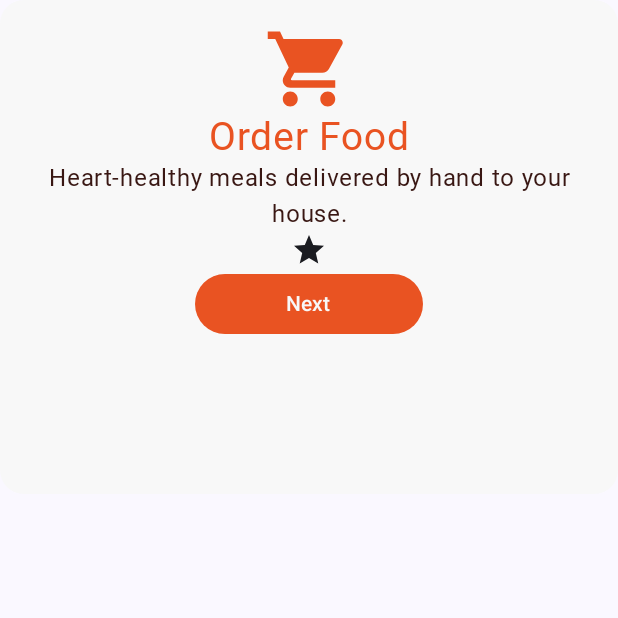
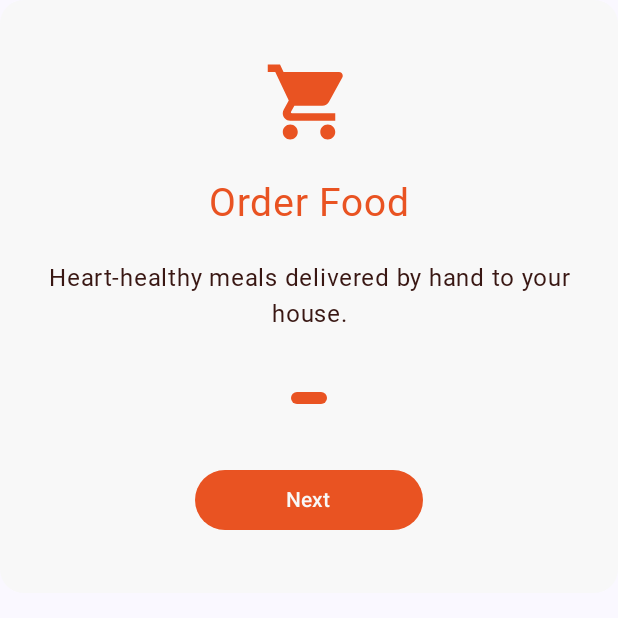
Before and after one commit to farazsidiqui2k23/EatsGo, an Android app built with Jetpack Compose: the composable BoardingMenu shown on its own in the app's theme, on a phone screen of 412 x 824 dp, the top half of it. Run offline under Robolectric (Android 15) with nearby library versions, the phone set to English and light mode, and no system bars; Roboto replaces fonts that are not available here.

Commit message:
Boarding Screen UI

```diff
--- a/app/src/main/java/com/example/eatsgo/ui_screens/BoardingScreen.kt
+++ b/app/src/main/java/com/example/eatsgo/ui_screens/BoardingScreen.kt
@@ -2,13 +2,18 @@ package com.example.eatsgo.ui_screens
 
 import androidx.compose.foundation.Image
 import androidx.compose.foundation.background
+import androidx.compose.foundation.layout.Arrangement
 import androidx.compose.foundation.layout.Box
 import androidx.compose.foundation.layout.Column
+import androidx.compose.foundation.layout.Row
 import androidx.compose.foundation.layout.fillMaxHeight
 import androidx.compose.foundation.layout.fillMaxSize
 import androidx.compose.foundation.layout.fillMaxWidth
+import androidx.compose.foundation.layout.height
 import androidx.compose.foundation.layout.padding
 import androidx.compose.foundation.layout.size
+import androidx.compose.foundation.layout.width
+import androidx.compose.foundation.shape.CircleShape
 import androidx.compose.foundation.shape.RoundedCornerShape
 import androidx.compose.material.icons.Icons
 import androidx.compose.material.icons.filled.ShoppingCart
@@ -22,6 +27,7 @@ import androidx.compose.material3.Text
 import androidx.compose.runtime.Composable
 import androidx.compose.ui.Alignment
 import androidx.compose.ui.Modifier
+import androidx.compose.ui.draw.clip
 import androidx.compose.ui.graphics.Color
 import androidx.compose.ui.layout.ContentScale
 import androidx.compose.ui.res.painterResource
@@ -52,9 +58,9 @@ fun BoardingScr(modifier: Modifier = Modifier) {
             contentDescription = "",
             contentScale = ContentScale.Fit,
             modifier = Modifier
-                .padding(0.dp, 160.dp, 0.dp, 0.dp)
+                .padding(0.dp, 130.dp, 0.dp, 0.dp)
                 .fillMaxWidth()
-                .fillMaxHeight(.5f)
+                .fillMaxHeight(.45f)
         )
 
         Column(modifier = Modifier.fillMaxSize()) {
@@ -62,7 +68,7 @@ fun BoardingScr(modifier: Modifier = Modifier) {
             Box(
                 modifier = Modifier
                     .fillMaxWidth()
-                    .padding(20.dp, 20.dp),
+                    .padding(20.dp, 30.dp),
                 contentAlignment = Alignment.TopEnd
             ) {
                 Button(
@@ -86,13 +92,16 @@ fun BoardingMenu() {
     Card(
         modifier = Modifier
             .fillMaxWidth()
-            .fillMaxHeight(.4f),
+            .fillMaxHeight(.48f),
         colors = CardDefaults.cardColors(Cream), shape = RoundedCornerShape(16.dp)
     ) {
 
         Column(
             horizontalAlignment = Alignment.CenterHorizontally,
-            modifier = Modifier.padding(16.dp)
+            modifier = Modifier
+                .padding(16.dp)
+                .fillMaxHeight(),
+            verticalArrangement = Arrangement.SpaceEvenly
         ) {
             Icon(
                 imageVector = Icons.Default.ShoppingCart,
@@ -109,7 +118,20 @@ fun BoardingMenu() {
                 fontFamily = FontFamily(Font(R.font.poppins_medium)),
                 fontSize = 16.sp, color = Brown, textAlign = TextAlign.Center
             )
-            Box() { Icon(imageVector = Icons.Default.Star, contentDescription = "") }
+
+            Row(modifier = Modifier.padding(0.dp, 14.dp)) {
+
+                    Box(
+                        modifier = Modifier
+                            .padding(4.dp)
+                            .height(8.dp)
+                            .width(24.dp)
+                            .clip(CircleShape)
+                            .background(OrangeBase)
+                    )
+
+            }
+
             Button(
                 onClick = {}, colors = ButtonColors(
                     containerColor = OrangeBase,
@@ -118,7 +140,7 @@ fun BoardingMenu() {
                     disabledContentColor = Color.Transparent,
                 ), modifier = Modifier.fillMaxWidth(.4f)
             ) {
-                Text("Next")
+                Text("Next", fontSize = 14.sp)
             }
 
         }
```
